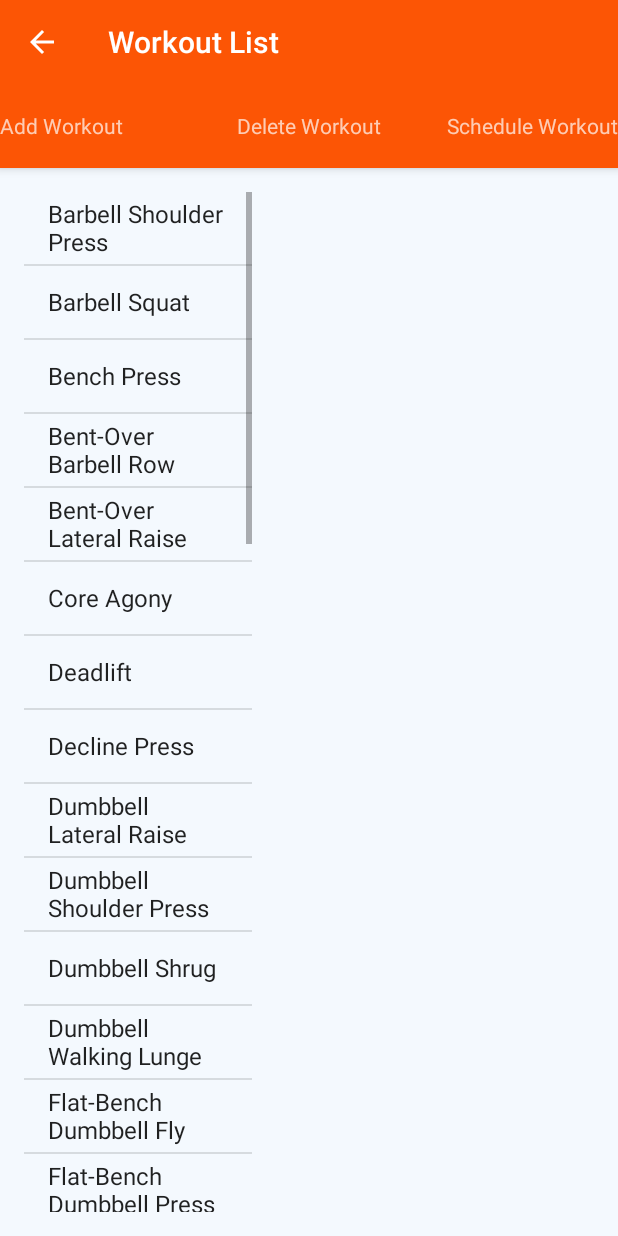
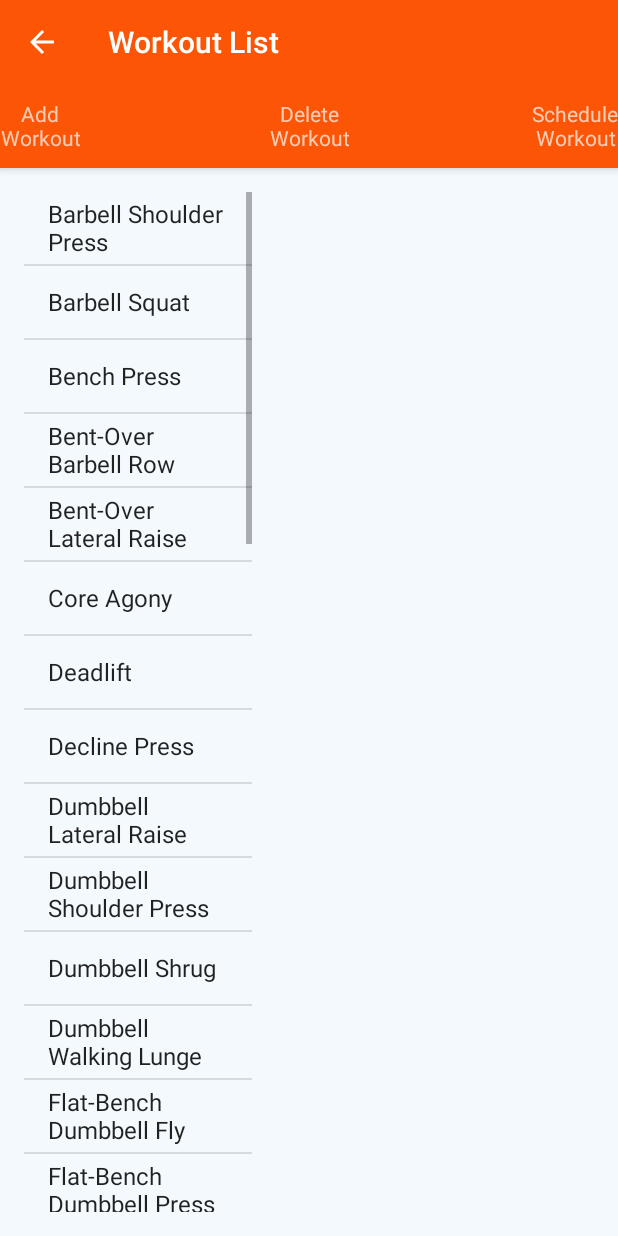
Before and after one commit to ChadFunckes/FitnessApplication, an Android app: the WorkoutActivity screen opened directly, with no data from a screen before it, on a phone screen of 412 x 824 dp. Run offline under Robolectric (Android 15) with nearby library versions, the phone set to English and light mode, and no system bars.

Commit message:
workout text fix for small screens

```diff
--- a/app/src/main/res/layout/activity_workout.xml
+++ b/app/src/main/res/layout/activity_workout.xml
@@ -21,7 +21,8 @@
             <TextView
                 android:layout_width="wrap_content"
                 android:layout_height="wrap_content"
-                android:text="Add Workout"
+                android:text="Add\nWorkout"
+                android:gravity="center"
                 android:id="@+id/buttonText1"
                 android:layout_centerVertical="true"
                 android:layout_alignParentStart="true"
@@ -31,17 +32,20 @@
             <TextView
                 android:layout_width="wrap_content"
                 android:layout_height="wrap_content"
-                android:text="Delete Workout"
+                android:text="Delete\nWorkout"
+                android:gravity="center"
                 android:id="@+id/buttonText2"
+                android:onClick="removeWorkout"
+                android:layout_marginLeft="20dp"
+                android:clickable="true"
                 android:layout_alignTop="@+id/buttonText1"
-                android:layout_centerHorizontal="true"
-                android:onClick="removeWorkout"
-                android:clickable="true"/>
+                android:layout_centerHorizontal="true" />
 
             <TextView
                 android:layout_width="wrap_content"
                 android:layout_height="wrap_content"
-                android:text="Schedule Workout"
+                android:text="Schedule\nWorkout"
+                android:gravity="center"
                 android:id="@+id/buttonText3"
                 android:layout_alignTop="@+id/buttonText2"
                 android:layout_alignParentEnd="true"
```
